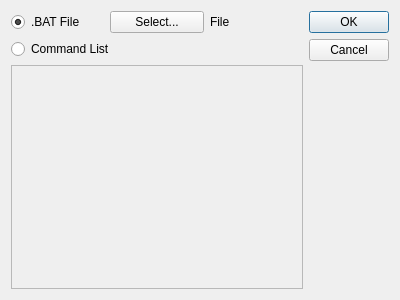
Old version of the form command.ui in the repository VodBox/pyWinContext.
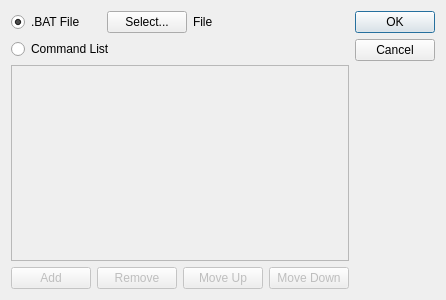
New version of the form.

What changed in the file:
```diff
--- a/command.ui
+++ b/command.ui
@@ -6,22 +6,34 @@
    <rect>
     <x>0</x>
     <y>0</y>
-    <width>400</width>
+    <width>427</width>
     <height>300</height>
    </rect>
   </property>
+  <property name="sizePolicy">
+   <sizepolicy hsizetype="Fixed" vsizetype="Fixed">
+    <horstretch>0</horstretch>
+    <verstretch>0</verstretch>
+   </sizepolicy>
+  </property>
   <property name="windowTitle">
    <string>Command Editor</string>
   </property>
   <layout class="QGridLayout" name="gridLayout">
    <item row="0" column="0">
-    <layout class="QHBoxLayout" name="horizontalLayout_2">
+    <layout class="QHBoxLayout" name="horizontalLayout_3">
      <item>
-      <layout class="QVBoxLayout" name="verticalLayout_2">
+      <layout class="QVBoxLayout" name="verticalLayout_3">
        <item>
         <layout class="QHBoxLayout" name="horizontalLayout">
          <item>
           <widget class="QRadioButton" name="radioButton">
+           <property name="minimumSize">
+            <size>
+             <width>90</width>
+             <height>0</height>
+            </size>
+           </property>
            <property name="text">
             <string>.BAT File</string>
            </property>
@@ -39,6 +51,18 @@
          </item>
          <item>
           <widget class="QLabel" name="label">
+           <property name="sizePolicy">
+            <sizepolicy hsizetype="MinimumExpanding" vsizetype="Preferred">
+             <horstretch>0</horstretch>
+             <verstretch>0</verstretch>
+            </sizepolicy>
+           </property>
+           <property name="minimumSize">
+            <size>
+             <width>0</width>
+             <height>0</height>
+            </size>
+           </property>
            <property name="text">
             <string>File</string>
            </property>
@@ -47,7 +71,7 @@
         </layout>
        </item>
        <item>
-        <layout class="QVBoxLayout" name="verticalLayout">
+        <layout class="QVBoxLayout" name="verticalLayout_2">
          <item>
           <widget class="QRadioButton" name="radioButton_2">
            <property name="text">
@@ -56,6 +80,8 @@
           </widget>
          </item>
          <item>
+          <layout class="QVBoxLayout" name="verticalLayout">
+           <item>
           <widget class="QListWidget" name="listWidget">
            <property name="enabled">
             <bool>false</bool>
@@ -72,7 +98,56 @@
            <property name="defaultDropAction">
             <enum>Qt::MoveAction</enum>
            </property>
-          </widget>
+             <property name="selectionMode">
+              <enum>QAbstractItemView::ExtendedSelection</enum>
+             </property>
+            </widget>
+           </item>
+           <item>
+            <layout class="QHBoxLayout" name="horizontalLayout_2">
+             <item>
+              <widget class="QPushButton" name="pushButton_2">
+               <property name="enabled">
+                <bool>false</bool>
+               </property>
+               <property name="text">
+                <string>Add</string>
+               </property>
+              </widget>
+             </item>
+             <item>
+              <widget class="QPushButton" name="pushButton_3">
+               <property name="enabled">
+                <bool>false</bool>
+               </property>
+               <property name="text">
+                <string>Remove</string>
+               </property>
+              </widget>
+             </item>
+             <item>
+              <widget class="QPushButton" name="pushButton_4">
+               <property name="enabled">
+                <bool>false</bool>
+               </property>
+               <property name="text">
+                <string>Move Up</string>
+               </property>
+              </widget>
+             </item>
+             <item>
+              <widget class="QPushButton" name="pushButton_5">
+               <property name="enabled">
+                <bool>false</bool>
+               </property>
+               <property name="text">
+                <string>Move Down</string>
+               </property>
+              </widget>
+             </item>
+            </layout>
+           </item>
+          </layout>
          </item>
         </layout>
        </item>
```
Left out of the diff: 7 changed lines with no effect on the pictures. Lines whose indentation alone changed are shown as unchanged.
